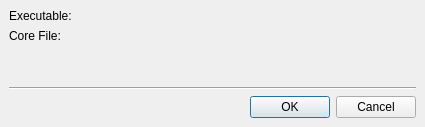
First picture: the form in src/plugins/debugger/attachcoredialog.ui, repository qt-creator/qt-creator, before the edit.
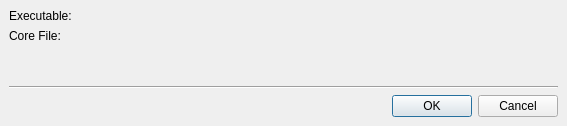
Second picture: the form after the edit. Custom widgets are drawn as their Qt base class.

The edit to the form file:
```diff
--- a/src/plugins/debugger/attachcoredialog.ui
+++ b/src/plugins/debugger/attachcoredialog.ui
@@ -6,8 +6,8 @@
    <rect>
     <x>0</x>
     <y>0</y>
-    <width>425</width>
-    <height>127</height>
+    <width>567</width>
+    <height>126</height>
    </rect>
   </property>
   <property name="windowTitle">
```
